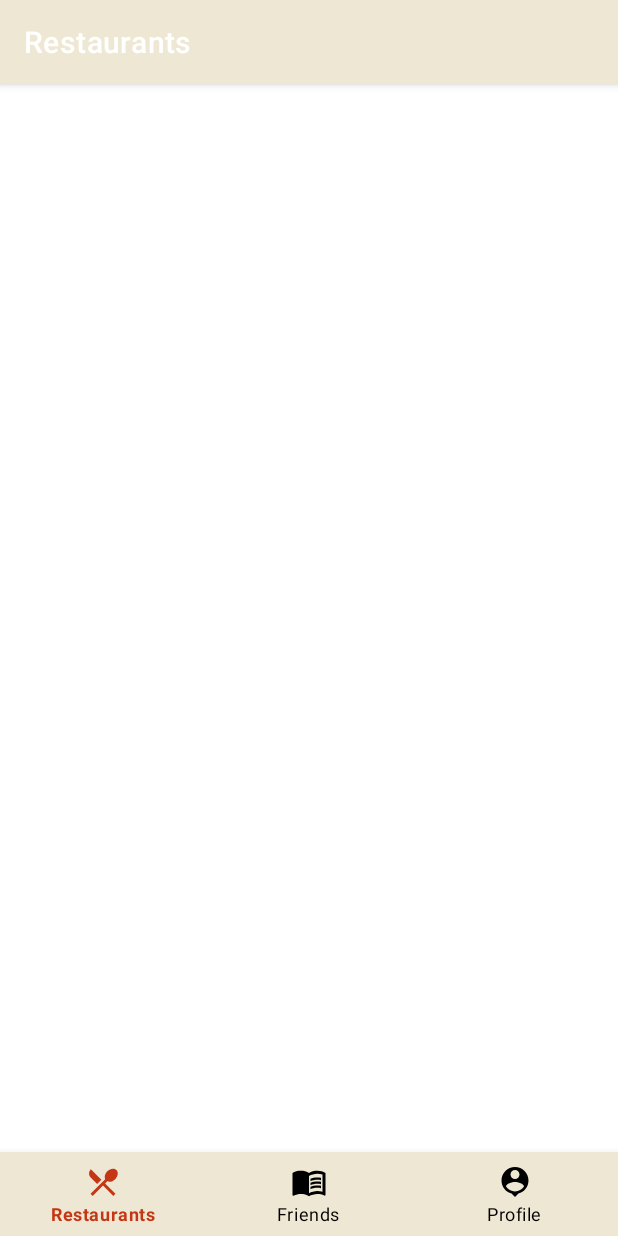
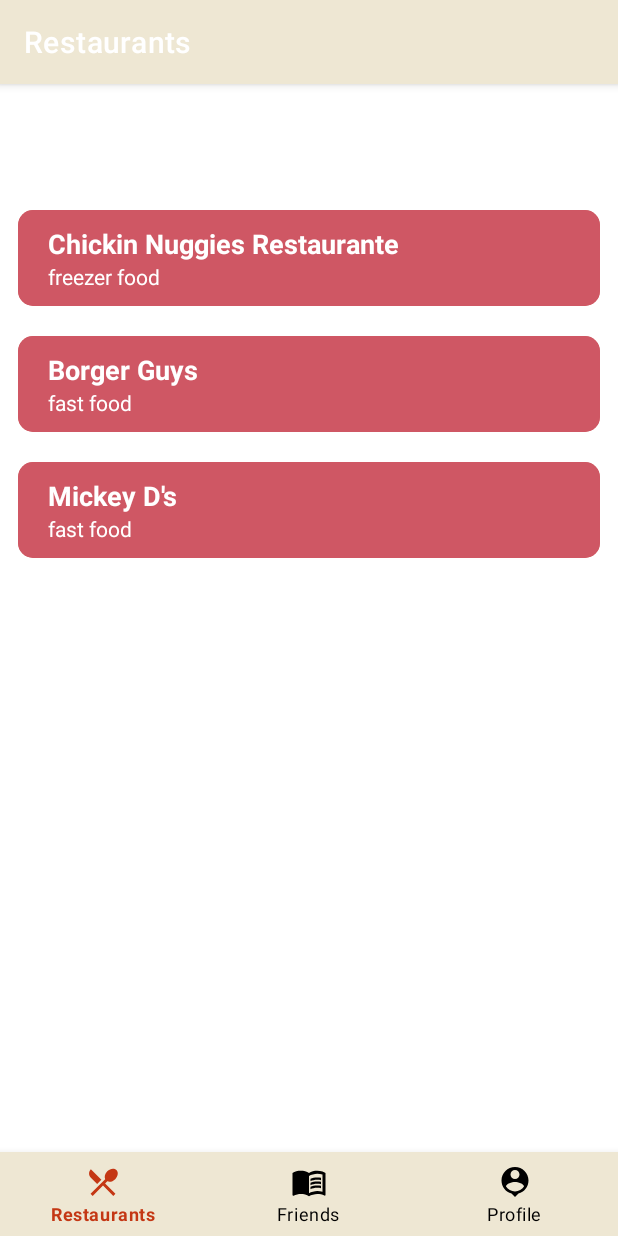
Before and after one commit to sarenayang/FoodLens, an Android app: the screen it shows after launch (MainActivity), on a phone screen of 412 x 824 dp. Run offline under Robolectric (Android 15) with nearby library versions, the phone set to English and light mode, and no system bars; our stand-ins replace Volley, navigation-ui.

Commit message:
add test restaurant items to restaurant page

```diff
--- /dev/null
+++ b/app/src/main/java/hk/hku/cs/foodlens/ui/model/Restaurant.kt
@@ -0,0 +1,8 @@
+package hk.hku.cs.foodlens.ui.model
+
+data class Restaurant(
+    val name: String,
+    val location: String,
+    val cuisine: String,
+    val menuItems: List<String> // maybe create MenuItem data class?
+)
--- a/app/src/main/java/hk/hku/cs/foodlens/ui/restaurants/RestaurantCardAdapter.kt
+++ b/app/src/main/java/hk/hku/cs/foodlens/ui/restaurants/RestaurantCardAdapter.kt
@@ -1,38 +1,41 @@
 package hk.hku.cs.foodlens.ui.restaurants
 
+import android.content.Context
 import android.view.LayoutInflater
 import android.view.View
 import android.view.ViewGroup
 import android.widget.TextView
 import androidx.recyclerview.widget.RecyclerView
 import hk.hku.cs.foodlens.R
+import hk.hku.cs.foodlens.ui.model.Restaurant
+
 
 class RestaurantCardAdapter(
-    private var restaurants: List<RestaurantCardData>,
-    private val onClick: (RestaurantCardData) -> Unit
+    private val context: Context,
+    private val restaurants: List<Restaurant>,
+    private val onItemClick: (Restaurant) -> Unit
 ) : RecyclerView.Adapter<RestaurantCardAdapter.RestaurantViewHolder>() {
-
-    class RestaurantViewHolder(itemView: View) : RecyclerView.ViewHolder(itemView) {
-        val titleTextView: TextView = itemView.findViewById(R.id.titleTextView)
-    }
-
     override fun onCreateViewHolder(parent: ViewGroup, viewType: Int): RestaurantViewHolder {
-        val view = LayoutInflater.from(parent.context).inflate(R.layout.restaurant_carditem, parent, false)
+        val view = LayoutInflater.from(context).inflate(R.layout.restaurant_carditem, parent, false)
         return RestaurantViewHolder(view)
     }
-
     override fun onBindViewHolder(holder: RestaurantViewHolder, position: Int) {
         val restaurant = restaurants[position]
-        holder.titleTextView.text = restaurant.title
-        holder.itemView.setOnClickListener { onClick(restaurant) }
+        holder.bind(restaurant, onItemClick)
     }
-
-    override fun getItemCount(): Int {
-        return restaurants.size
-    }
-
-    fun updateRestaurants(newRestaurants: List<RestaurantCardData>) {
-        restaurants = newRestaurants
-        notifyDataSetChanged()
+    override fun getItemCount(): Int = restaurants.size
+    class RestaurantViewHolder(itemView: View) : RecyclerView.ViewHolder(itemView) {
+        private val nameTextView: TextView = itemView.findViewById(R.id.restaurant_name)
+        private val cuisineTextView: TextView = itemView.findViewById(R.id.cuisine)
+        fun bind(restaurant: Restaurant, onItemClick: (Restaurant) -> Unit) {
+            nameTextView.text = restaurant.name
+            cuisineTextView.text = restaurant.cuisine
+            itemView.setOnClickListener { onItemClick(restaurant) }
+        }
     }
 }
+
+//    fun updateRestaurants(newRestaurants: List<RestaurantCardData>) {
+//        restaurants = newRestaurants
+//        notifyDataSetChanged()
+//    }
--- a/app/src/main/java/hk/hku/cs/foodlens/ui/restaurants/RestaurantCardData.kt
+++ /dev/null
@@ -1,3 +0,0 @@
-package hk.hku.cs.foodlens.ui.restaurants
-
-data class RestaurantCardData(val title: String)
--- a/app/src/main/java/hk/hku/cs/foodlens/ui/restaurants/RestaurantsFragment.kt
+++ b/app/src/main/java/hk/hku/cs/foodlens/ui/restaurants/RestaurantsFragment.kt
@@ -9,6 +9,7 @@ import androidx.fragment.app.Fragment
 import androidx.lifecycle.ViewModelProvider
 import androidx.navigation.fragment.findNavController
 import androidx.recyclerview.widget.LinearLayoutManager
+import androidx.recyclerview.widget.RecyclerView
 import hk.hku.cs.foodlens.databinding.FragmentRestaurantsBinding
 
 class RestaurantsFragment : Fragment() {
@@ -29,22 +30,33 @@ class RestaurantsFragment : Fragment() {
         _binding = FragmentRestaurantsBinding.inflate(inflater, container, false)
         val root: View = binding.root
 
-        val recyclerView = binding.recyclerView
-        recyclerView.layoutManager = LinearLayoutManager(context)
-        adapter = RestaurantCardAdapter(emptyList()) { cardData ->
-            val action = RestaurantsFragmentDirections.actionRestaurantsFragmentToMenuFragment(cardData.title)
-            findNavController().navigate(action)
-        }
-        recyclerView.adapter = adapter
-
-        // Observe the restaurants LiveData
-        restaurantsViewModel.restaurants.observe(viewLifecycleOwner, { restaurants ->
-            Log.d("RestaurantsFragment", "Restaurants: $restaurants")
-            adapter.updateRestaurants(restaurants)
-        })
+//        val recyclerView = binding.recyclerView
+////        recyclerView.layoutManager = LinearLayoutManager(context)
+//        adapter = RestaurantCardAdapter(emptyList()) { cardData ->
+//            val action = RestaurantsFragmentDirections.actionRestaurantsFragmentToMenuFragment(cardData.title)
+//            findNavController().navigate(action)
+//        }
+//        recyclerView.adapter = adapter
 
         return root
     }
+
+    override fun onViewCreated(view: View, savedInstanceState: Bundle?) {
+        super.onViewCreated(view, savedInstanceState)
+
+        val recyclerView: RecyclerView = binding.restaurantsListRecyclerview
+        recyclerView.layoutManager = LinearLayoutManager(context)
+
+        val homeViewModel = ViewModelProvider(this).get(RestaurantsViewModel::class.java)
+        homeViewModel.restaurants.observe(viewLifecycleOwner) { restaurants ->
+            recyclerView.adapter = RestaurantCardAdapter(requireContext(), restaurants) { cardData ->
+                val action = RestaurantsFragmentDirections.actionRestaurantsFragmentToMenuFragment(cardData.name)
+                findNavController().navigate(action)
+            }
+        }
+    }
+
+
 
     override fun onDestroyView() {
         super.onDestroyView()
--- a/app/src/main/java/hk/hku/cs/foodlens/ui/restaurants/RestaurantsViewModel.kt
+++ b/app/src/main/java/hk/hku/cs/foodlens/ui/restaurants/RestaurantsViewModel.kt
@@ -11,40 +11,22 @@ import com.android.volley.Response
 import com.android.volley.toolbox.JsonArrayRequest
 import com.android.volley.toolbox.JsonObjectRequest
 import com.android.volley.toolbox.Volley
+import hk.hku.cs.foodlens.ui.model.Restaurant
 import org.json.JSONArray
 import org.json.JSONObject
 
 class RestaurantsViewModel(application: Application) : AndroidViewModel(application) {
-    private val _restaurants = MutableLiveData<List<RestaurantCardData>>()
-    val restaurants: LiveData<List<RestaurantCardData>> = _restaurants
+    private val _restaurants = MutableLiveData<List<Restaurant>>()
+    val restaurants: LiveData<List<Restaurant>> = _restaurants
 
     init {
-        fetchRestaurantsFromDatabase()
+//        fetchRestaurantsFromDatabase()
+        _restaurants.value = listOf(
+            Restaurant("Chickin Nuggies Restaurante", "ur mom's house", "freezer food", listOf("item1", "item2")),
+            Restaurant("Borger Guys", "ur mom's house", "fast food", listOf("item1", "item2")),
+            Restaurant("Mickey D's", "ur mom's house", "fast food", listOf("item1", "item2"))
+        )
     }
 
-    private fun fetchRestaurantsFromDatabase() {
-        val url = "http://10.71.5.170:5000/restaurants"
-        val jsonArrayRequest = JsonArrayRequest(
-            Request.Method.GET, url, null,
-            { response ->
-                Log.d("RestaurantsViewModel", "Response: $response")
-                val restaurantList = parseRestaurants(response)
-                _restaurants.value = restaurantList
-            },
-            { error ->
-                Log.e("RestaurantsViewModel", "Error fetching restaurants", error)
-            }
-        )
-        Volley.newRequestQueue(getApplication()).add(jsonArrayRequest)
-    }
 
-    private fun parseRestaurants(response: JSONArray): List<RestaurantCardData> {
-        val restaurantList = mutableListOf<RestaurantCardData>()
-        for (i in 0 until response.length()) {
-            val restaurantArray = response.getJSONArray(i)
-            val title = restaurantArray.getString(1) // Assuming the title is the second element
-            restaurantList.add(RestaurantCardData(title))
-        }
-        return restaurantList
-    }
 }
--- a/app/src/main/res/layout/fragment_restaurants.xml
+++ b/app/src/main/res/layout/fragment_restaurants.xml
@@ -12,9 +12,17 @@
         android:padding="2dp">
 
         <androidx.recyclerview.widget.RecyclerView
-            android:id="@+id/recyclerView"
-            android:layout_width="match_parent"
-            android:layout_height="match_parent" />
+            android:id="@+id/restaurants_list_recyclerview"
+            android:layout_width="wrap_content"
+            android:layout_height="wrap_content"
+            android:paddingTop="16dp"
+            android:paddingBottom="100dp"
+            android:clipToPadding="false"
+            android:background="@android:color/transparent"
+            app:layout_constraintEnd_toEndOf="parent"
+            app:layout_constraintStart_toStartOf="parent"
+            app:layout_constraintTop_toTopOf="parent" />
+
     </LinearLayout>
 
 </androidx.constraintlayout.widget.ConstraintLayout>
--- a/app/src/main/res/layout/restaurant_carditem.xml
+++ b/app/src/main/res/layout/restaurant_carditem.xml
@@ -1,29 +1,49 @@
 <?xml version="1.0" encoding="utf-8"?>
-<androidx.cardview.widget.CardView
-    xmlns:android="http://schemas.android.com/apk/res/android"
-    xmlns:app="http://schemas.android.com/apk/res-auto"
+<RelativeLayout xmlns:android="http://schemas.android.com/apk/res/android"
     android:layout_width="match_parent"
     android:layout_height="wrap_content"
-    android:layout_margin="8dp"
-    app:cardCornerRadius="15dp"
-    app:cardElevation="0dp"
-    app:cardBackgroundColor="#99C33714">
+    android:padding="10dp"
+    xmlns:app="http://schemas.android.com/apk/res-auto">
 
-
-    <LinearLayout
+    <androidx.cardview.widget.CardView
+        android:id="@+id/restaurant_item"
         android:layout_width="match_parent"
         android:layout_height="wrap_content"
-        android:orientation="vertical"
-        android:padding="16dp">
-
-        <TextView
-            android:id="@+id/titleTextView"
+        android:elevation="5dp"
+        app:cardBackgroundColor="#99C33714"
+        app:cardCornerRadius="10dp"
+        app:layout_constraintTop_toTopOf="parent"
+        app:layout_constraintBottom_toBottomOf="parent">
+        <androidx.constraintlayout.widget.ConstraintLayout
             android:layout_width="match_parent"
             android:layout_height="wrap_content"
-            android:text="Card Title"
-            android:textSize="18sp"
-            android:textStyle="bold"
-            android:textColor="@android:color/white" />
-
-    </LinearLayout>
-</androidx.cardview.widget.CardView>
+            android:background="#cf5764"
+            android:paddingHorizontal="20dp"
+            android:paddingVertical="10dp">
+            <TextView
+                android:id="@+id/restaurant_name"
+                android:layout_width="0dp"
+                android:layout_height="wrap_content"
+                android:text="Restaurant Name"
+                android:textSize="18sp"
+                android:textStyle="bold"
+                android:textColor="@android:color/white"
+                app:layout_constraintTop_toTopOf="parent"
+                app:layout_constraintStart_toStartOf="parent"
+                app:layout_constraintEnd_toEndOf="parent"
+                app:layout_constraintBottom_toTopOf="@id/cuisine"
+                />
+            <TextView
+                android:id="@+id/cuisine"
+                android:layout_width="0dp"
+                android:layout_height="wrap_content"
+                android:text="Cuisine"
+                android:textColor="@android:color/white"
+                app:layout_constraintTop_toBottomOf="@id/restaurant_name"
+                app:layout_constraintStart_toStartOf="parent"
+                app:layout_constraintEnd_toEndOf="parent"
+                app:layout_constraintBottom_toBottomOf="parent"
+                />
+        </androidx.constraintlayout.widget.ConstraintLayout>
+    </androidx.cardview.widget.CardView>
+</RelativeLayout>
```
